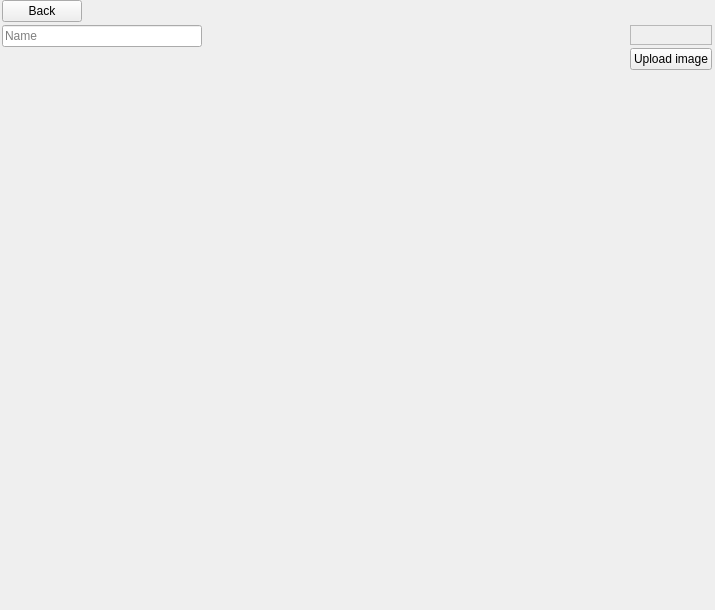
First picture: the form in ui/character_editor.ui, repository zkovari/plotlyst, before the edit.
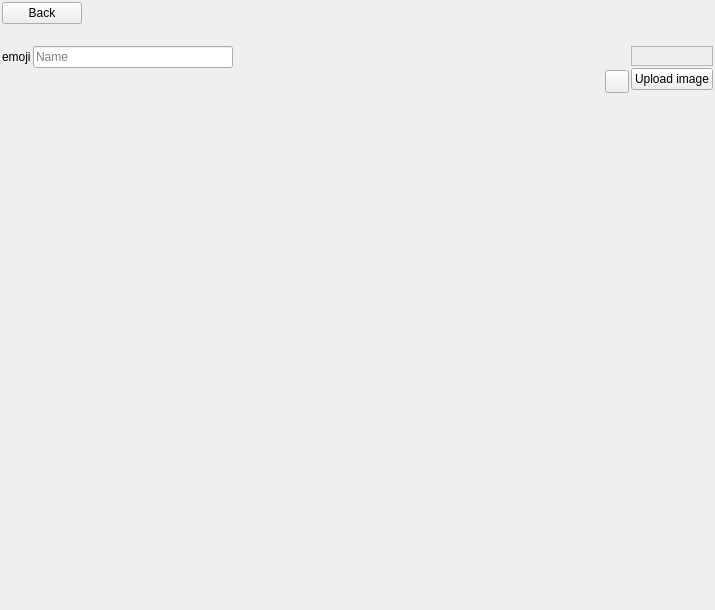
Second picture: the form after the edit.

Commit message:
Character profile customization (#38)
* progress

* Styles

* some widgets

* styling

* selection and deletion

* progress

* fix tests

* persist values

* customize profile

* add other fields

* start testing

* more tests

* qa

* move ui file

Diff of the .ui file:
```diff
--- a/ui/character_editor.ui
+++ b/ui/character_editor.ui
@@ -13,18 +13,18 @@
   <property name="windowTitle">
    <string>Form</string>
   </property>
-  <layout class="QVBoxLayout" name="verticalLayout_3">
+  <layout class="QVBoxLayout" name="verticalLayout_6">
    <property name="spacing">
-    <number>3</number>
+    <number>2</number>
    </property>
    <property name="leftMargin">
     <number>2</number>
    </property>
    <property name="topMargin">
-    <number>0</number>
+    <number>2</number>
    </property>
    <property name="rightMargin">
-    <number>3</number>
+    <number>2</number>
    </property>
    <property name="bottomMargin">
     <number>2</number>
@@ -63,8 +63,35 @@
     </layout>
    </item>
    <item>
+    <spacer name="horizontalSpacer_2">
+     <property name="orientation">
+      <enum>Qt::Horizontal</enum>
+     </property>
+     <property name="sizeHint" stdset="0">
+      <size>
+       <width>40</width>
+       <height>20</height>
+      </size>
+     </property>
+    </spacer>
+   </item>
+   <item>
+    <layout class="QHBoxLayout" name="horizontalLayout_2">
+     <item>
+      <layout class="QVBoxLayout" name="verticalLayout_4">
+       <property name="spacing">
+        <number>2</number>
+       </property>
+       <item>
     <layout class="QHBoxLayout" name="horizontalLayout">
-     <item alignment="Qt::AlignTop">
+         <item>
+          <widget class="QLabel" name="lblNameEmoji">
+           <property name="text">
+            <string>emoji</string>
+           </property>
+          </widget>
+         </item>
+         <item>
       <widget class="QLineEdit" name="lineName">
        <property name="maximumSize">
         <size>
@@ -78,6 +105,41 @@
       </widget>
      </item>
      <item>
+          <spacer name="horizontalSpacer_3">
+           <property name="orientation">
+            <enum>Qt::Horizontal</enum>
+           </property>
+           <property name="sizeHint" stdset="0">
+            <size>
+             <width>40</width>
+             <height>20</height>
+            </size>
+           </property>
+          </spacer>
+         </item>
+        </layout>
+       </item>
+       <item>
+        <layout class="QVBoxLayout" name="verticalLayout_5">
+         <item>
+          <widget class="QWidget" name="widget" native="true">
+           <layout class="QHBoxLayout" name="horizontalLayout_3">
+            <property name="spacing">
+             <number>0</number>
+            </property>
+            <property name="leftMargin">
+             <number>0</number>
+            </property>
+            <property name="topMargin">
+             <number>0</number>
+            </property>
+            <property name="rightMargin">
+             <number>0</number>
+            </property>
+            <property name="bottomMargin">
+             <number>0</number>
+            </property>
+            <item>
       <spacer name="horizontalSpacer">
        <property name="orientation">
         <enum>Qt::Horizontal</enum>
@@ -89,6 +151,81 @@
         </size>
        </property>
       </spacer>
+            </item>
+            <item>
+             <widget class="QToolButton" name="btnCustomize">
+              <property name="cursor">
+               <cursorShape>PointingHandCursor</cursorShape>
+              </property>
+              <property name="text">
+               <string/>
+              </property>
+              <property name="base" stdset="0">
+               <bool>true</bool>
+              </property>
+             </widget>
+            </item>
+           </layout>
+          </widget>
+         </item>
+         <item>
+          <widget class="QWidget" name="wdgProfile" native="true">
+           <property name="styleSheet">
+            <string notr="true">QWidget#wdgEditor {
+background-color: rgb(255, 255, 255);
+}</string>
+           </property>
+           <property name="whiteBg" stdset="0">
+            <bool>true</bool>
+           </property>
+           <layout class="QVBoxLayout" name="verticalLayout_3">
+            <property name="spacing">
+             <number>0</number>
+            </property>
+            <property name="leftMargin">
+             <number>0</number>
+            </property>
+            <property name="topMargin">
+             <number>0</number>
+            </property>
+            <property name="rightMargin">
+             <number>0</number>
+            </property>
+            <property name="bottomMargin">
+             <number>0</number>
+            </property>
+            <item>
+             <spacer name="verticalSpacer_3">
+              <property name="orientation">
+               <enum>Qt::Vertical</enum>
+              </property>
+              <property name="sizeHint" stdset="0">
+               <size>
+                <width>20</width>
+                <height>40</height>
+               </size>
+              </property>
+             </spacer>
+            </item>
+           </layout>
+          </widget>
+         </item>
+        </layout>
+       </item>
+       <item>
+        <spacer name="verticalSpacer_2">
+         <property name="orientation">
+          <enum>Qt::Vertical</enum>
+         </property>
+         <property name="sizeHint" stdset="0">
+          <size>
+           <width>20</width>
+           <height>40</height>
+          </size>
+         </property>
+        </spacer>
+       </item>
+      </layout>
      </item>
      <item>
       <layout class="QVBoxLayout" name="verticalLayout_2">
```
Lines whose indentation alone changed are shown as unchanged. The commit also changes 16 other files.
